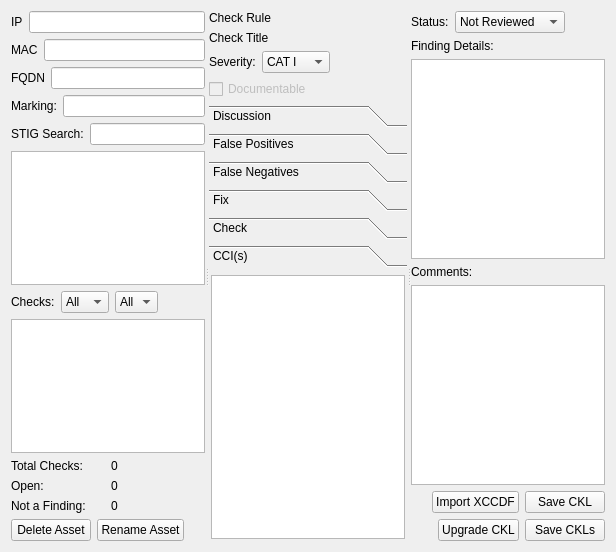
squinky86/STIGQter, file src/assetview.ui: the form before one commit.
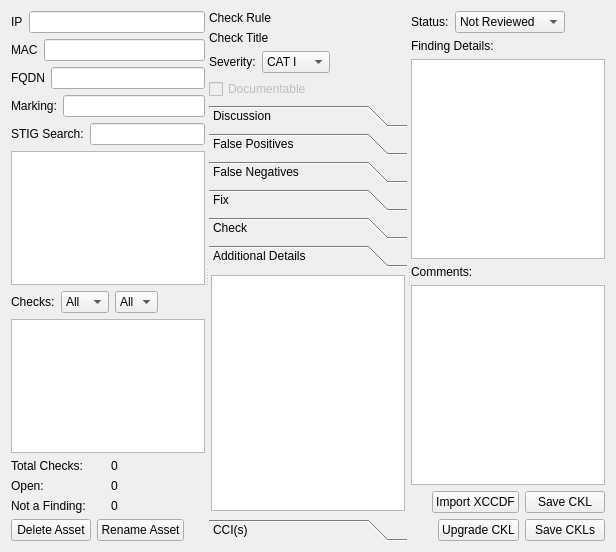
The form after the commit. The open tabs and pages were chosen to show the change.

Commit message: Audit and harden STIG assessment workflows

The edit to the form file:
```diff
--- a/src/assetview.ui
+++ b/src/assetview.ui
@@ -580,6 +580,49 @@
            </item>
           </layout>
          </widget>
+         <widget class="QWidget" name="AdditionalDetails">
+          <property name="geometry">
+           <rect>
+            <x>0</x>
+            <y>0</y>
+            <width>196</width>
+            <height>252</height>
+           </rect>
+          </property>
+          <attribute name="label">
+           <string>Additional Details</string>
+          </attribute>
+          <layout class="QVBoxLayout" name="verticalLayout_15">
+           <property name="spacing">
+            <number>2</number>
+           </property>
+           <property name="leftMargin">
+            <number>2</number>
+           </property>
+           <property name="topMargin">
+            <number>2</number>
+           </property>
+           <property name="rightMargin">
+            <number>2</number>
+           </property>
+           <property name="bottomMargin">
+            <number>2</number>
+           </property>
+           <item>
+            <widget class="QTextEdit" name="lblAdditionalDetails">
+             <property name="readOnly">
+              <bool>true</bool>
+             </property>
+             <property name="text" stdset="0">
+              <string>Additional STIG details</string>
+             </property>
+             <property name="wordWrap" stdset="0">
+              <bool>true</bool>
+             </property>
+            </widget>
+           </item>
+          </layout>
+         </widget>
          <widget class="QWidget" name="CCIs">
           <property name="geometry">
            <rect>
```
Left out of the diff: 2 changed lines with no effect on the pictures. The commit also changes 13 other files.
